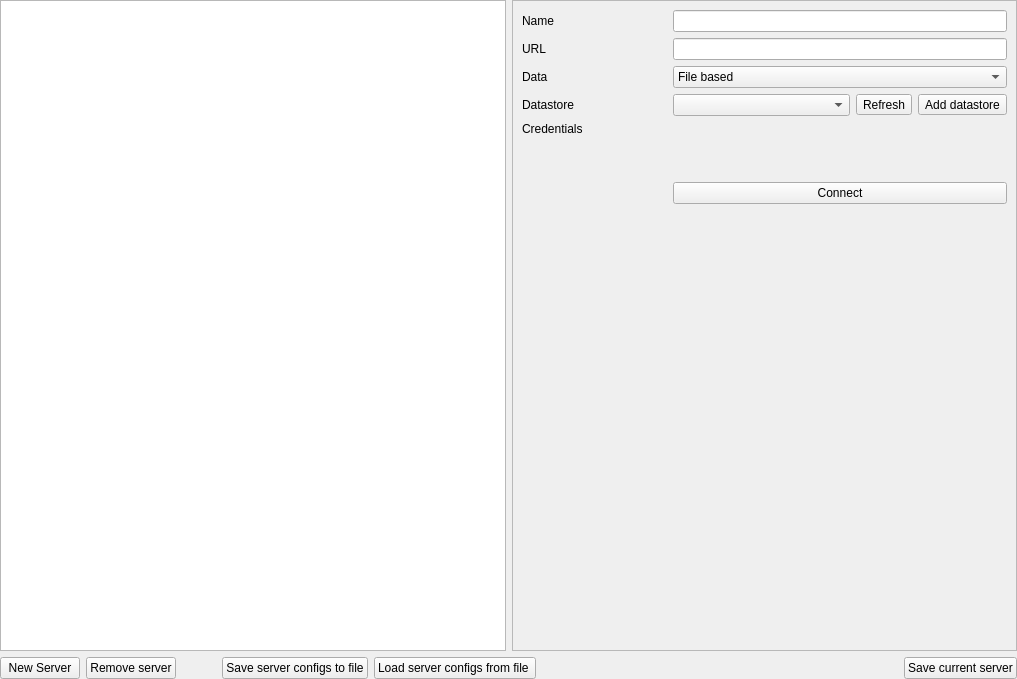
Qt form geocatbridge/ui/serverconnectionswidget.ui (GeoCat/qgis-bridge-plugin) before a commit.
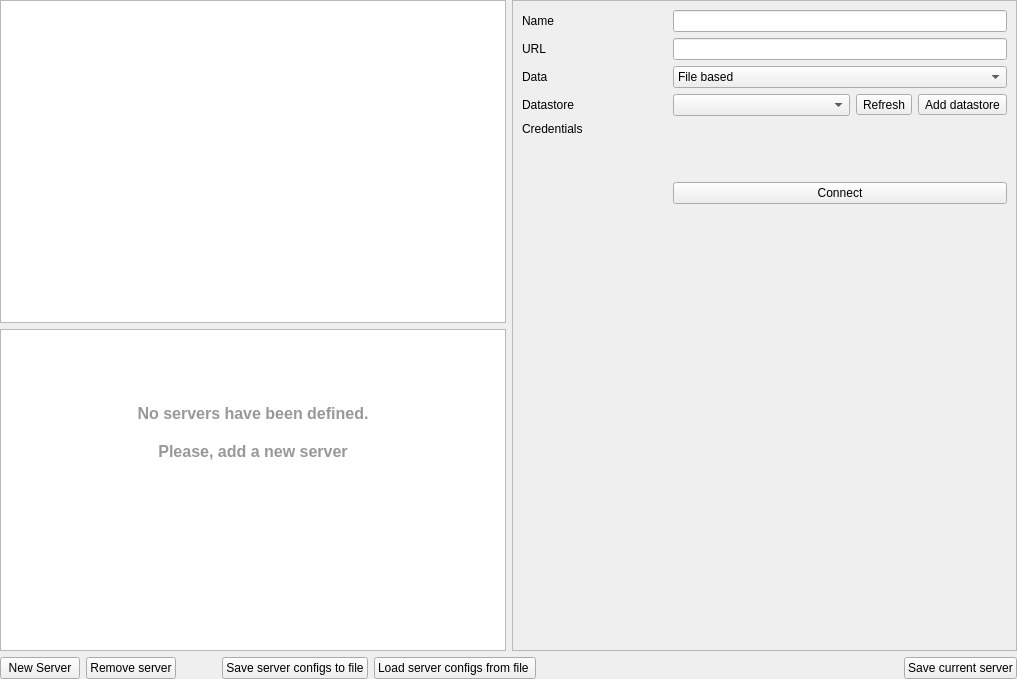
The same form after that commit. Custom widgets are drawn as their Qt base class.

Commit message: added text panels to be shown when there are no layers or no servers

```diff
--- a/geocatbridge/ui/serverconnectionswidget.ui
+++ b/geocatbridge/ui/serverconnectionswidget.ui
@@ -33,6 +33,23 @@
        <item>
         <widget class="QListWidget" name="listServers"/>
        </item>
+       <item>
+        <widget class="QTextBrowser" name="txtNoServers">
+         <property name="html">
+          <string>&lt;!DOCTYPE HTML PUBLIC &quot;-//W3C//DTD HTML 4.0//EN&quot; &quot;http://www.w3.org/TR/REC-html40/strict.dtd&quot;&gt;
+&lt;html&gt;&lt;head&gt;&lt;meta name=&quot;qrichtext&quot; content=&quot;1&quot; /&gt;&lt;style type=&quot;text/css&quot;&gt;
+p, li { white-space: pre-wrap; }
+&lt;/style&gt;&lt;/head&gt;&lt;body style=&quot; font-family:'MS Shell Dlg 2'; font-size:8.25pt; font-weight:400; font-style:normal;&quot;&gt;
+&lt;p align=&quot;center&quot; style=&quot;-qt-paragraph-type:empty; margin-top:0px; margin-bottom:0px; margin-left:0px; margin-right:0px; -qt-block-indent:0; text-indent:0px;&quot;&gt;&lt;br /&gt;&lt;/p&gt;
+&lt;p align=&quot;center&quot; style=&quot;-qt-paragraph-type:empty; margin-top:0px; margin-bottom:0px; margin-left:0px; margin-right:0px; -qt-block-indent:0; text-indent:0px; font-size:12pt; font-weight:600; color:#989898;&quot;&gt;&lt;br /&gt;&lt;/p&gt;
+&lt;p align=&quot;center&quot; style=&quot;-qt-paragraph-type:empty; margin-top:0px; margin-bottom:0px; margin-left:0px; margin-right:0px; -qt-block-indent:0; text-indent:0px; font-size:12pt; font-weight:600; color:#989898;&quot;&gt;&lt;br /&gt;&lt;/p&gt;
+&lt;p align=&quot;center&quot; style=&quot;-qt-paragraph-type:empty; margin-top:0px; margin-bottom:0px; margin-left:0px; margin-right:0px; -qt-block-indent:0; text-indent:0px; font-size:12pt; font-weight:600; color:#989898;&quot;&gt;&lt;br /&gt;&lt;/p&gt;
+&lt;p align=&quot;center&quot; style=&quot; margin-top:0px; margin-bottom:0px; margin-left:0px; margin-right:0px; -qt-block-indent:0; text-indent:0px;&quot;&gt;&lt;span style=&quot; font-size:12pt; font-weight:600; color:#989898;&quot;&gt;No servers have been defined.&lt;/span&gt;&lt;/p&gt;
+&lt;p align=&quot;center&quot; style=&quot;-qt-paragraph-type:empty; margin-top:0px; margin-bottom:0px; margin-left:0px; margin-right:0px; -qt-block-indent:0; text-indent:0px; font-size:12pt; font-weight:600; color:#989898;&quot;&gt;&lt;br /&gt;&lt;/p&gt;
+&lt;p align=&quot;center&quot; style=&quot; margin-top:0px; margin-bottom:0px; margin-left:0px; margin-right:0px; -qt-block-indent:0; text-indent:0px;&quot;&gt;&lt;span style=&quot; font-size:12pt; font-weight:600; color:#989898;&quot;&gt;Please, add a new server&lt;/span&gt;&lt;/p&gt;&lt;/body&gt;&lt;/html&gt;</string>
+         </property>
+        </widget>
+       </item>
       </layout>
      </item>
      <item>
```
The commit also changes 3 other files.
